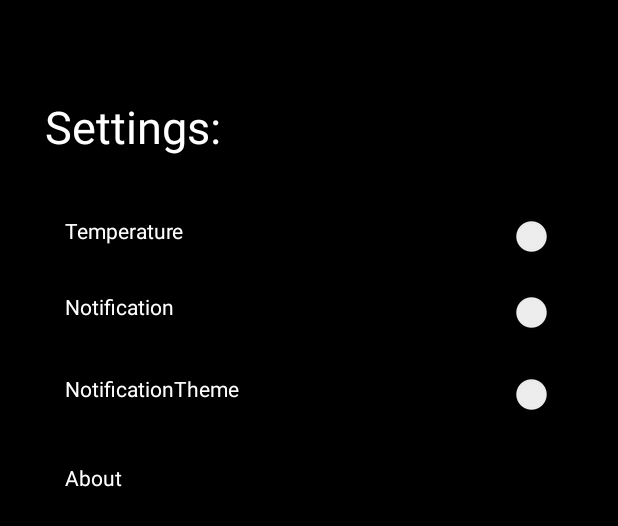
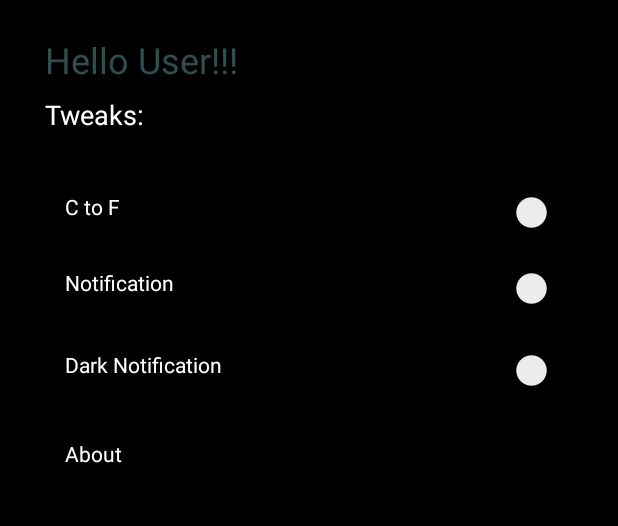
Before and after one commit to ys-git/Weather_ping2.1, an Android app: the layout settings.xml on its own in the app's theme, with its tools: preview values and no code run, on a phone screen of 412 x 824 dp. Shown: the top 526 px of the screen. Run offline under Robolectric (Android 15) with nearby library versions, the phone set to English and light mode, and no system bars; Roboto replaces fonts that are not available here.

Commit message:
Added settings pane and some minor changes.

```diff
--- a/app/src/main/AndroidManifest.xml
+++ b/app/src/main/AndroidManifest.xml
@@ -27,6 +27,12 @@
             android:theme="@style/AppTheme"
             android:launchMode="singleInstance">
         </activity>
+        <activity
+            android:name=".Settings"
+            android:screenOrientation="portrait"
+            android:theme="@style/AppTheme"
+            android:launchMode="singleInstance">
+        </activity>
 
         <activity
             android:name=".Intro"
--- a/app/src/main/java/app/ys/weather_ping21/Constants.java
+++ b/app/src/main/java/app/ys/weather_ping21/Constants.java
@@ -1,8 +1,6 @@
 package app.ys.weather_ping21;
 
-/**
- * Created by YS on 21-12-2017.
- */
+
 
 public class Constants {
         public interface ACTION {
--- a/app/src/main/java/app/ys/weather_ping21/Fetch.java
+++ b/app/src/main/java/app/ys/weather_ping21/Fetch.java
@@ -151,7 +151,7 @@ public class Fetch {
 
             JSONObject data = new JSONObject(json.toString());
 
-            // This value will be 404 if the request was not
+
             // successful
             if(data.getInt("cod") != 200){
                 return null;
--- a/app/src/main/java/app/ys/weather_ping21/ForegroundService.java
+++ b/app/src/main/java/app/ys/weather_ping21/ForegroundService.java
@@ -1,8 +1,6 @@
 package app.ys.weather_ping21;
 
-/**
- * Created by YS on 21-12-2017.
- */
+
 import android.app.Notification;
 import android.app.PendingIntent;
 import android.app.Service;
--- a/app/src/main/java/app/ys/weather_ping21/Intro.java
+++ b/app/src/main/java/app/ys/weather_ping21/Intro.java
@@ -42,9 +42,7 @@ import java.io.IOException;
 import java.util.ArrayList;
 import java.util.List;
 
-/**
- * Created by YS on 10-12-2017.
- */
+
 
 public class Intro extends AppCompatActivity implements LocationListener {
 
--- a/app/src/main/res/layout/settings.xml
+++ b/app/src/main/res/layout/settings.xml
@@ -14,9 +14,9 @@
         android:layout_marginLeft="30dp"
         android:layout_marginStart="30dp"
         android:layout_marginTop="64dp"
-        android:text="Settings:"
+        android:text="Tweaks:"
         android:textColor="#ffffff"
-        android:textSize="30sp" />
+        android:textSize="18sp" />
 
     <TextView
         android:id="@+id/textView11"
@@ -28,7 +28,7 @@
         android:layout_marginLeft="13dp"
         android:layout_marginStart="13dp"
         android:layout_marginTop="39dp"
-        android:text="Temperature"
+        android:text="C to F"
         android:textColor="#ffffff" />
 
     <TextView
@@ -50,7 +50,7 @@
         android:layout_alignStart="@+id/textView12"
         android:layout_below="@+id/textView12"
         android:layout_marginTop="35dp"
-        android:text="NotificationTheme"
+        android:text="Dark Notification"
         android:textColor="#ffffff" />
 
     <TextView
@@ -90,4 +90,16 @@
         android:layout_alignLeft="@+id/switch3"
         android:layout_alignStart="@+id/switch3"
         android:layout_alignTop="@+id/textView11" />
+
+    <TextView
+        android:id="@+id/textView7"
+        android:layout_width="wrap_content"
+        android:layout_height="wrap_content"
+        android:layout_alignLeft="@+id/textView8"
+        android:layout_alignParentTop="true"
+        android:layout_alignStart="@+id/textView8"
+        android:layout_marginTop="23dp"
+        android:text="Hello User!!!"
+        android:textColor="#2F4F4F"
+        android:textSize="24sp" />
 </RelativeLayout>
```
Also changed, not shown: app/src/main/java/app/ys/weather_ping21/Main.java (+43 -6 lines), app/src/main/res/layout/main.xml (+18 -48 lines), app/src/main/res/drawable-v24/settingsss.png.
